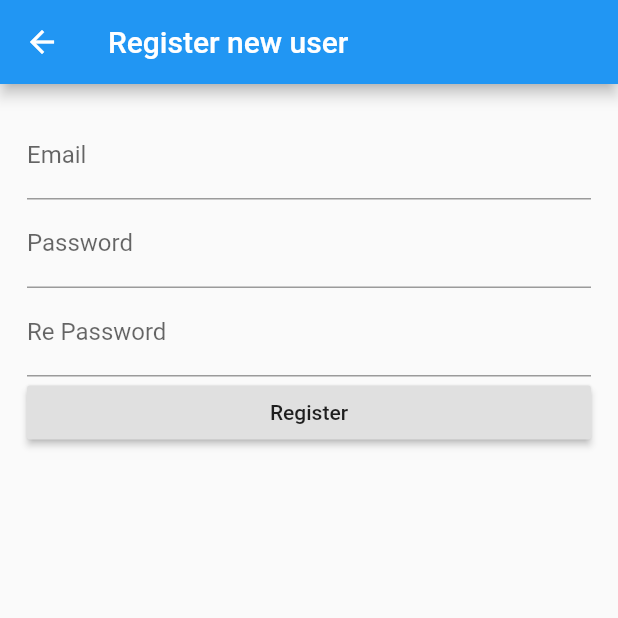
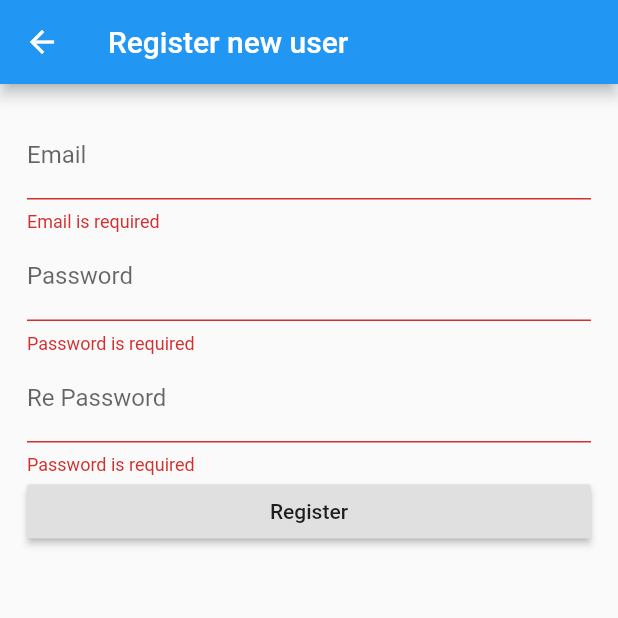
Before and after one commit to NaponTunglukmongkol/lab01, a Flutter app: the RegisterScreen screen opened directly, after a tap on "Register", on a phone screen of 412 x 824 dp, the top half of it. Run offline on Flutter 3.47's test engine with Material 2 defaults, Android fonts, the phone set to English and light mode, and no system bars; our stand-ins replace cloud_firestore, datetime_picker_formfield, firebase_auth, image_picker, sqflite; accounts and stored records are empty; network calls fail.

Commit message:
update firebase data

```diff
--- a/lib/main.dart
+++ b/lib/main.dart
@@ -7,6 +7,7 @@ import './ui/list_data.dart';
 import './ui/todo_screen.dart';
 import './ui/login_screen.dart';
 import './ui/register_screen.dart';
+import './ui/book_screen.dart';
 
 void main() => runApp(MyApp());
 
@@ -34,7 +35,7 @@ class MyHomePage extends StatelessWidget{ //Change screen
         primarySwatch: Colors.blue,
       ),
       // home: MyHomePage(),
-      initialRoute: '/login',
+      initialRoute: '/book',
       routes: {
         "/": (context) => MyCustomForm(),
         "/second": (context) => SecondScreen(),
@@ -43,7 +44,8 @@ class MyHomePage extends StatelessWidget{ //Change screen
         "/listdata": (context) => ListData(),
         "/todo": (context) => TodoScreen(),
         "/login": (context) => LoginScreen(),
-        "/register": (context) => RegisterScreen()
+        "/register": (context) => RegisterScreen(),
+        "/book": (context) => BookScreen()
       },
     );
   }
--- a/lib/ui/login_screen.dart
+++ b/lib/ui/login_screen.dart
@@ -12,6 +12,8 @@ class LoginScreen extends StatefulWidget {
 class LoginScreenState extends State<LoginScreen> {
   final _formkey = GlobalKey<FormState>();
   FirebaseAuth auth = FirebaseAuth.instance;
+  TextEditingController email = TextEditingController();
+  TextEditingController password = TextEditingController();
   @override
   Widget build(BuildContext context) {
     // TODO: implement build
@@ -23,6 +25,7 @@ class LoginScreenState extends State<LoginScreen> {
           child: Column(
             children: <Widget>[
               TextFormField(
+                controller: email,
                 decoration: InputDecoration(labelText: "Email"),
                 keyboardType: TextInputType.emailAddress,
                 validator: (value){
@@ -30,6 +33,7 @@ class LoginScreenState extends State<LoginScreen> {
                 },
               ),
               TextFormField(
+                controller: password,
                 decoration: InputDecoration(labelText: "Password"),
                 validator: (value){
                   if(value.isEmpty) return "Password is required";
@@ -44,8 +48,8 @@ class LoginScreenState extends State<LoginScreen> {
                       child: Text("Signin"),
                       onPressed: () {
                         auth.signInWithEmailAndPassword(
-                          email: "60070037@kmitl.ac.th",
-                          password: "123456789",
+                          email: email.text,
+                          password: password.text,
                         ).then((FirebaseUser user){
                           if(user.isEmailVerified){
                             print("go to home screen");
--- a/lib/ui/register_screen.dart
+++ b/lib/ui/register_screen.dart
@@ -12,6 +12,11 @@ class RegisterScreen extends StatefulWidget {
 class RegisterScreenState extends State<RegisterScreen> {
   final _formkey = GlobalKey<FormState>();
   FirebaseAuth auth = FirebaseAuth.instance;
+
+  TextEditingController emailController = TextEditingController();
+  TextEditingController passwordController = TextEditingController();
+  TextEditingController rePasswordController = TextEditingController();
+
   @override
   Widget build(BuildContext context) {
     // TODO: implement build
@@ -24,6 +29,7 @@ class RegisterScreenState extends State<RegisterScreen> {
           child: Column(
             children: <Widget>[
               TextFormField(
+                controller: emailController,
                 decoration: InputDecoration(labelText: "Email"),
                 keyboardType: TextInputType.emailAddress,
                 validator: (value) {
@@ -31,6 +37,7 @@ class RegisterScreenState extends State<RegisterScreen> {
                 },
               ),
               TextFormField(
+                controller: passwordController,
                 decoration: InputDecoration(labelText: "Password"),
                 validator: (value) {
                   if (value.isEmpty && value.length < 8)
@@ -39,6 +46,7 @@ class RegisterScreenState extends State<RegisterScreen> {
                 obscureText: true,
               ),
               TextFormField(
+                controller: rePasswordController,
                 decoration: InputDecoration(labelText: "Re Password"),
                 validator: (value) {
                   if (value.isEmpty) return "Password is required";
@@ -52,13 +60,20 @@ class RegisterScreenState extends State<RegisterScreen> {
                     child: RaisedButton(
                       child: Text("Register"),
                       onPressed: () {
-                        auth
-                            .createUserWithEmailAndPassword(
-                                email: "60070037@kmitl.ac.th", password: "123456789")
-                            .then((FirebaseUser user) {
-                              user.sendEmailVerification();
-                              print("return from firebase ${user.email}");
+                        if (_formkey.currentState.validate()) {
+                          auth
+                              .createUserWithEmailAndPassword(
+                                  email: emailController.text,
+                                  password: passwordController.text)
+                              .then((FirebaseUser user) {
+                            user.sendEmailVerification().then((user){
+                              Navigator.pop(context);
                             });
+                            print("return from firebase ${user.email}");
+                          });
+                        } else {
+                          print("error");
+                        }
                       },
                     ),
                   ),
--- a/pubspec.yaml
+++ b/pubspec.yaml
@@ -31,6 +31,7 @@ dev_dependencies:
   sqflite: ^1.1.0
   firebase_core: ^0.2.5
   firebase_auth: ^0.6.5
+  cloud_firestore: ^0.8.2+3
 
 
 # For information on the generic Dart part of this file, see the
```
Also changed, not shown: lib/ui/book_screen.dart (added, +76 -0 lines), lib/ui/list_book.dart (added, +25 -0 lines), 2 other files.
